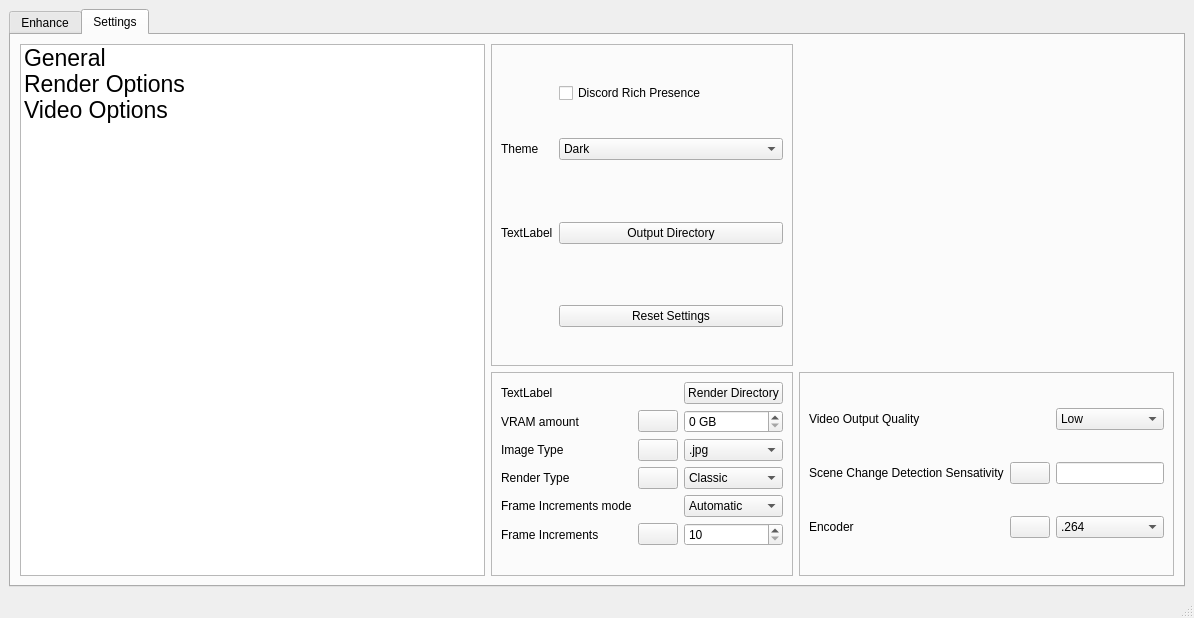
Qt form mainwindow.ui (TNTwise/REAL-Video-Enhancer) before a commit.
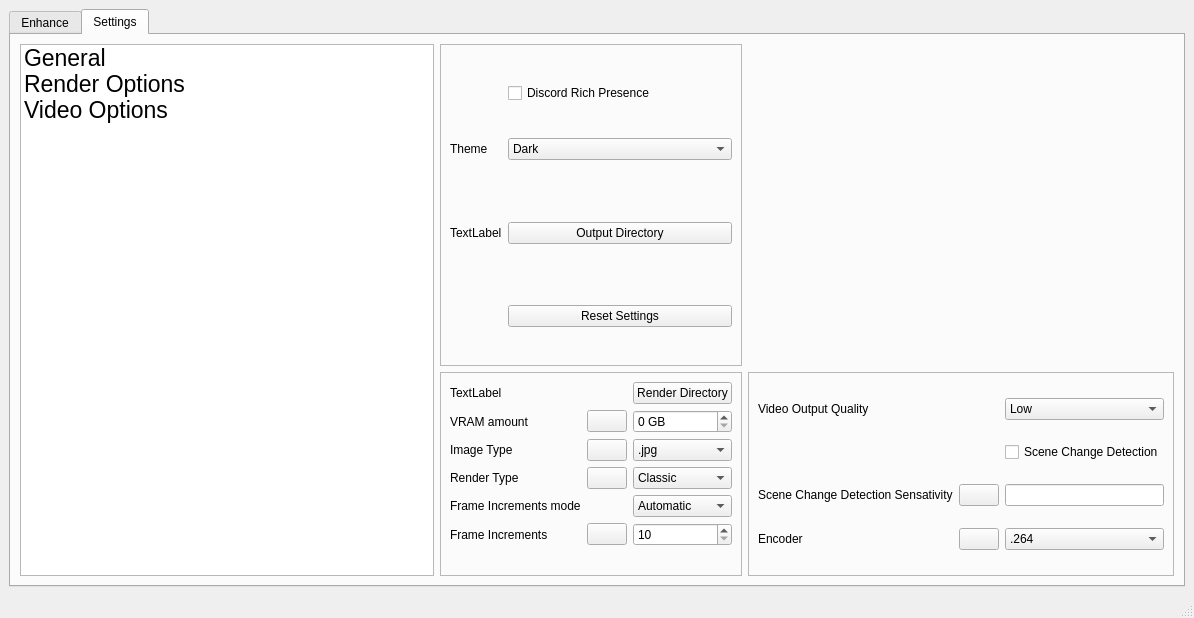
The same form after that commit. The open tabs and pages were chosen to show the change. Icons and pictures are not drawn.

Commit message: added scene change detection off switch

Diff of the .ui file:
```diff
--- a/mainwindow.ui
+++ b/mainwindow.ui
@@ -361,46 +361,18 @@
                <string>false</string>
               </property>
               <layout class="QGridLayout" name="gridLayout_4">
-               <item row="2" column="1">
+               <item row="3" column="1">
                 <widget class="QPushButton" name="encoderHelpButton">
                  <property name="text">
                   <string/>
                  </property>
                 </widget>
                </item>
-               <item row="1" column="2">
-                <widget class="QLineEdit" name="sceneChangeLineEdit">
+               <item row="3" column="0">
+                <widget class="QLabel" name="label_2">
                  <property name="text">
-                  <string/>
+                  <string>Encoder</string>
                  </property>
-                 <property name="maxLength">
-                  <number>1</number>
-                 </property>
-                </widget>
-               </item>
-               <item row="1" column="1">
-                <widget class="QPushButton" name="sceneChangeSensativityButton">
-                 <property name="text">
-                  <string/>
-                 </property>
-                 <property name="icon">
-                  <iconset theme="dialog-information">
-                   <normaloff>../.designer/backup</normaloff>../.designer/backup</iconset>
-                 </property>
-                </widget>
-               </item>
-               <item row="2" column="2">
-                <widget class="QComboBox" name="EncoderCombo">
-                 <item>
-                  <property name="text">
-                   <string>.264</string>
-                  </property>
-                 </item>
-                 <item>
-                  <property name="text">
-                   <string>.265</string>
-                  </property>
-                 </item>
                 </widget>
                </item>
                <item row="0" column="2">
@@ -432,21 +404,17 @@
                  </item>
                 </widget>
                </item>
-               <item row="0" column="0">
-                <widget class="QLabel" name="label">
+               <item row="2" column="2">
+                <widget class="QLineEdit" name="sceneChangeLineEdit">
                  <property name="text">
-                  <string>Video Output Quality</string>
+                  <string/>
+                 </property>
+                 <property name="maxLength">
+                  <number>1</number>
                  </property>
                 </widget>
                </item>
                <item row="2" column="0">
-                <widget class="QLabel" name="label_2">
-                 <property name="text">
-                  <string>Encoder</string>
-                 </property>
-                </widget>
-               </item>
-               <item row="1" column="0">
                 <widget class="QLabel" name="label_3">
                  <property name="maximumSize">
                   <size>
@@ -459,6 +427,55 @@
                  </property>
                 </widget>
                </item>
+               <item row="0" column="0">
+                <widget class="QLabel" name="label">
+                 <property name="text">
+                  <string>Video Output Quality</string>
+                 </property>
+                </widget>
+               </item>
+               <item row="3" column="2">
+                <widget class="QComboBox" name="EncoderCombo">
+                 <item>
+                  <property name="text">
+                   <string>.264</string>
+                  </property>
+                 </item>
+                 <item>
+                  <property name="text">
+                   <string>.265</string>
+                  </property>
+                 </item>
+                </widget>
+               </item>
+               <item row="2" column="1">
+                <widget class="QPushButton" name="sceneChangeSensativityButton">
+                 <property name="text">
+                  <string/>
+                 </property>
+                 <property name="icon">
+                  <iconset theme="dialog-information">
+                   <normaloff>../.designer/backup</normaloff>../.designer/backup</iconset>
+                 </property>
+                </widget>
+               </item>
+               <item row="1" column="0">
+                <widget class="QLabel" name="label_10">
+                 <property name="text">
+                  <string/>
+                 </property>
+                </widget>
+               </item>
+               <item row="1" column="2">
+                <widget class="QCheckBox" name="sceneChangeDetectionCheckBox">
+                 <property name="text">
+                  <string>Scene Change Detection</string>
+                 </property>
+                 <property name="tristate">
+                  <bool>false</bool>
+                 </property>
+                </widget>
+               </item>
               </layout>
              </widget>
             </item>
```
The commit also changes 8 other files.
